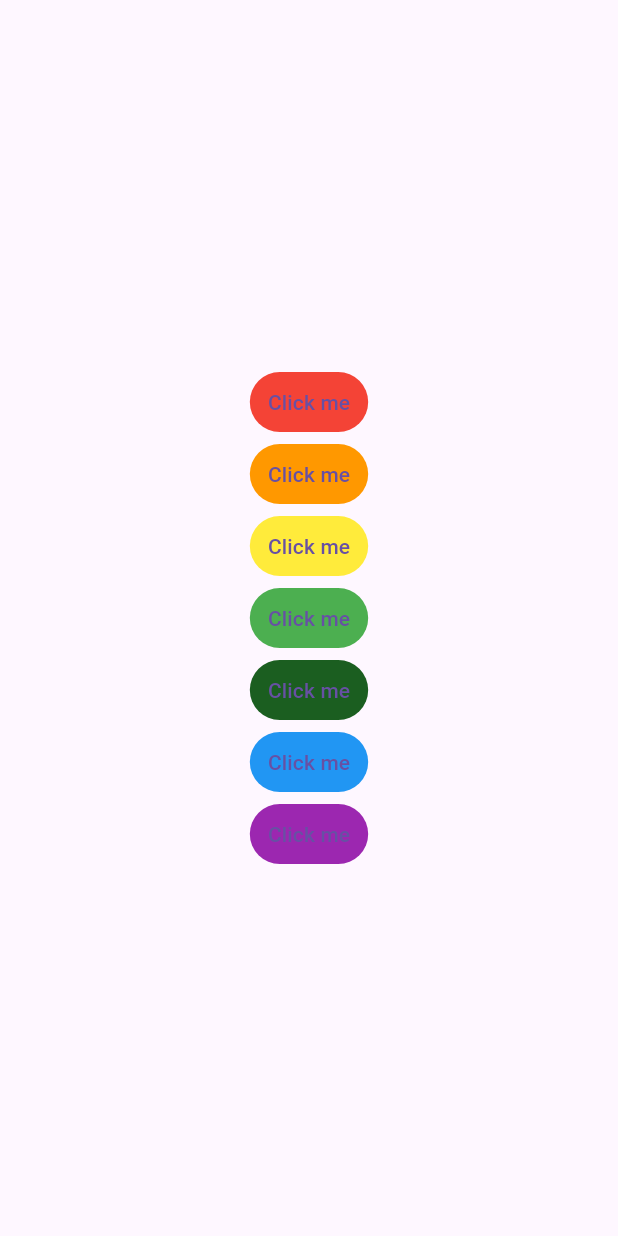
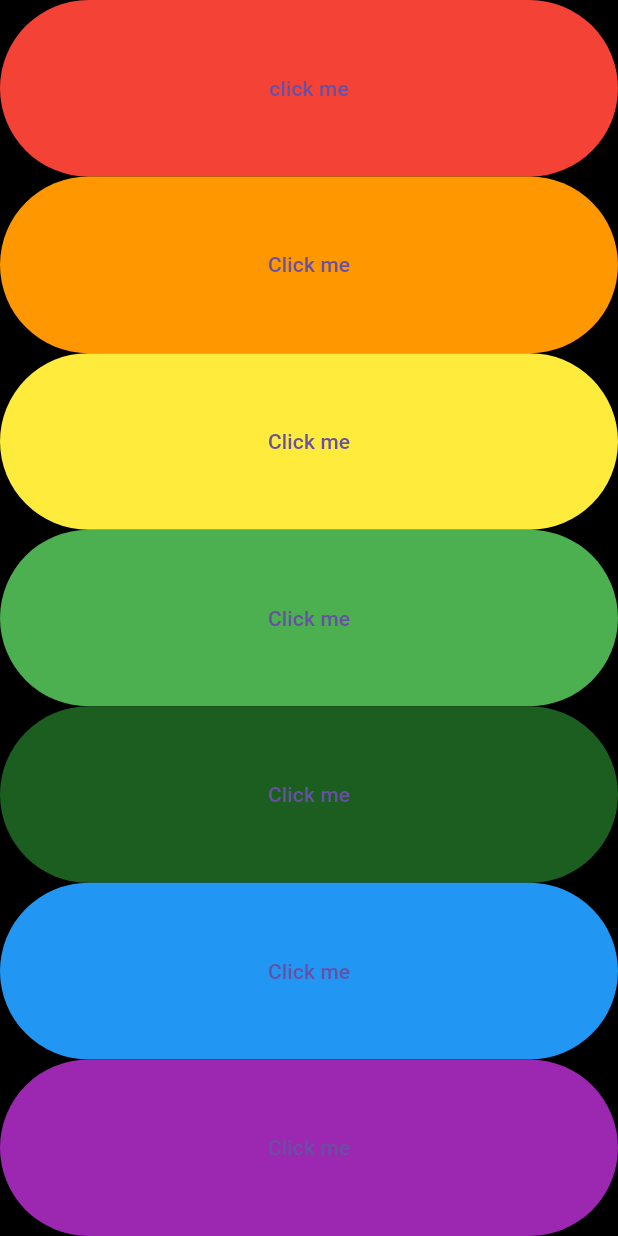
Before and after one commit to Spikree/xylophone-in-flutter, a Flutter app: the screen it shows after launch, on a phone screen of 412 x 824 dp. Run offline on Flutter 3.47's test engine with Material 3 defaults, Android fonts, the phone set to English and light mode, and no system bars; our stand-ins replace assets_audio_player.

Commit message:
second commit

```diff
--- a/lib/main.dart
+++ b/lib/main.dart
@@ -12,18 +12,33 @@ class XylophoneApp extends StatelessWidget {
     );
   }
 
+  void buildButton() {
+    Expanded(
+      child: TextButton(
+        style: TextButton.styleFrom(
+          backgroundColor: Colors.red,
+        ),
+        onPressed: () {
+          playsound(1);
+        },
+        child: Text(
+          'click me',
+        ),
+      ),
+    );
+  }
+
   @override
   Widget build(BuildContext context) {
     return MaterialApp(
       home: Scaffold(
+        backgroundColor: Colors.black,
         body: SafeArea(
-            child: Row(
-          mainAxisAlignment: MainAxisAlignment.center,
-          children: [
-            Column(
-              mainAxisAlignment: MainAxisAlignment.center,
-              children: [
-                TextButton(
+          child: Column(
+            crossAxisAlignment: CrossAxisAlignment.stretch,
+            children: [
+              Expanded(
+                child: TextButton(
                   style: TextButton.styleFrom(
                     backgroundColor: Colors.red,
                   ),
@@ -31,10 +46,12 @@ class XylophoneApp extends StatelessWidget {
                     playsound(1);
                   },
                   child: Text(
-                    'Click me',
+                    'click me',
                   ),
                 ),
-                TextButton(
+              ),
+              Expanded(
+                child: TextButton(
                   style: TextButton.styleFrom(
                     backgroundColor: Colors.orange,
                   ),
@@ -43,7 +60,9 @@ class XylophoneApp extends StatelessWidget {
                   },
                   child: Text('Click me'),
                 ),
-                TextButton(
+              ),
+              Expanded(
+                child: TextButton(
                   style: TextButton.styleFrom(
                     backgroundColor: Colors.yellow,
                   ),
@@ -52,7 +71,9 @@ class XylophoneApp extends StatelessWidget {
                   },
                   child: Text('Click me'),
                 ),
-                TextButton(
+              ),
+              Expanded(
+                child: TextButton(
                   style: TextButton.styleFrom(
                     backgroundColor: Colors.green,
                   ),
@@ -61,7 +82,9 @@ class XylophoneApp extends StatelessWidget {
                   },
                   child: Text('Click me'),
                 ),
-                TextButton(
+              ),
+              Expanded(
+                child: TextButton(
                   style: TextButton.styleFrom(
                     backgroundColor: Colors.green.shade900,
                   ),
@@ -70,7 +93,9 @@ class XylophoneApp extends StatelessWidget {
                   },
                   child: Text('Click me'),
                 ),
-                TextButton(
+              ),
+              Expanded(
+                child: TextButton(
                   style: TextButton.styleFrom(
                     backgroundColor: Colors.blue,
                   ),
@@ -79,7 +104,9 @@ class XylophoneApp extends StatelessWidget {
                   },
                   child: Text('Click me'),
                 ),
-                TextButton(
+              ),
+              Expanded(
+                child: TextButton(
                   style: TextButton.styleFrom(
                     backgroundColor: Colors.purple,
                   ),
@@ -88,10 +115,10 @@ class XylophoneApp extends StatelessWidget {
                   },
                   child: Text('Click me'),
                 ),
-              ],
-            ),
-          ],
-        )),
+              ),
+            ],
+          ),
+        ),
       ),
     );
   }
```
Also changed, not shown: 1 other file.
